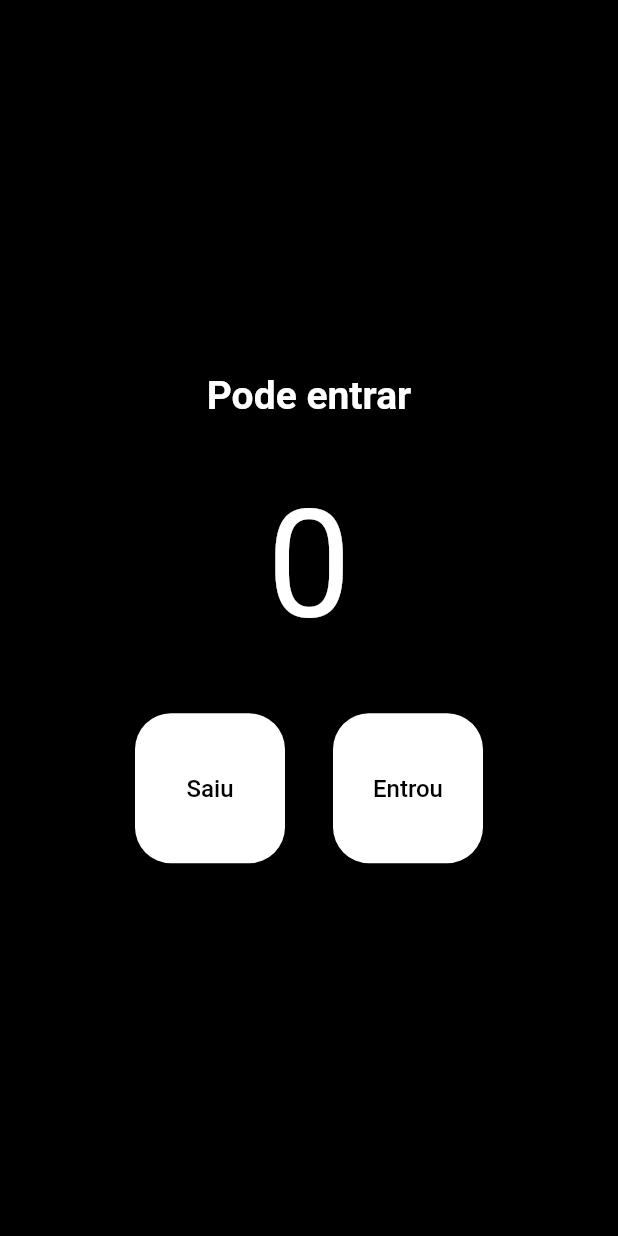
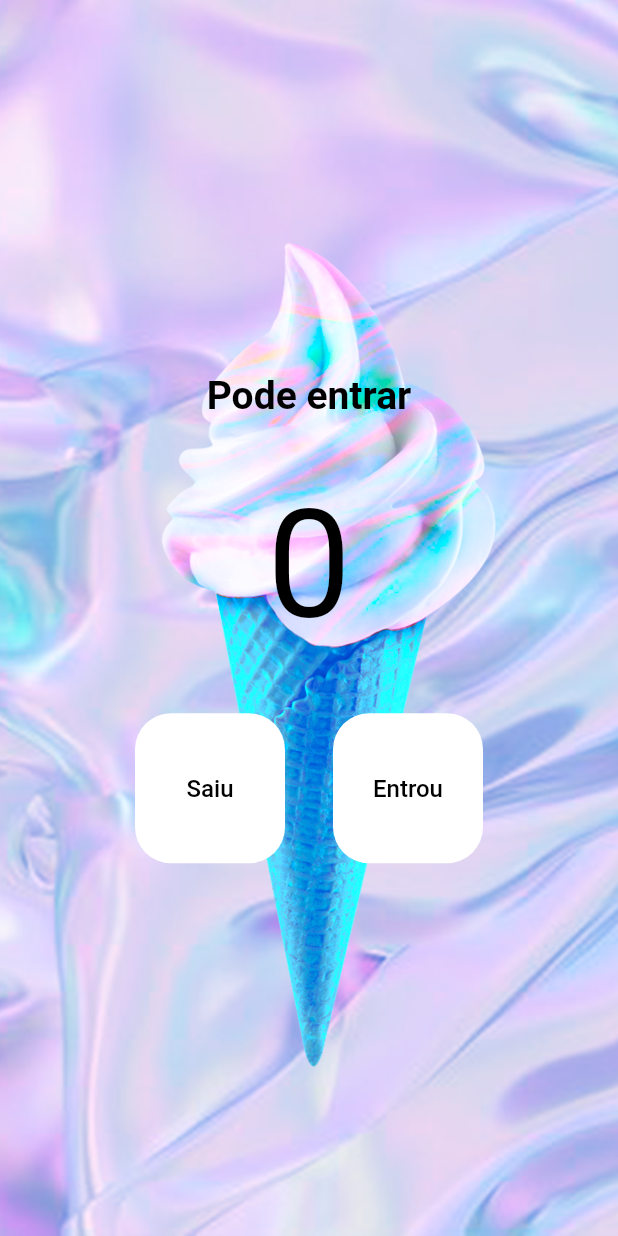
Before and after one commit to leandro-senno/cont_people, a Flutter app: the screen it shows after launch, on a phone screen of 412 x 824 dp. Run offline on Flutter 3.47's test engine with Material 2 defaults, Android fonts, the phone set to English and light mode, and no system bars.

Commit message:
Construção de background

```diff
--- a/lib/screens/home_screen.dart
+++ b/lib/screens/home_screen.dart
@@ -15,14 +15,21 @@ class HomeScreen extends StatelessWidget {
   Widget build(BuildContext context) {
     return Scaffold(
       backgroundColor: Colors.black,
-      body: Column(
+      body: Container(
+        decoration: const BoxDecoration(
+          image: DecorationImage(
+            image: AssetImage("assets/image/sorvete.png"),
+            fit: BoxFit.cover,
+          )
+        ),
+        child: Column(
           mainAxisAlignment: MainAxisAlignment.center,
           children: [
             const Text(
               "Pode entrar",
               style: TextStyle(
                 fontSize: 26,
-              color: Colors.white,
+                color: Colors.black,
                 fontWeight: FontWeight.w700,
               ),
             ),
@@ -32,7 +39,7 @@ class HomeScreen extends StatelessWidget {
                 "0",
                 style: TextStyle(
                   fontSize: 100,
-                color: Colors.white,
+                  color: Colors.black,
                 ),
               ),
             ),
@@ -80,6 +87,7 @@ class HomeScreen extends StatelessWidget {
             ),
           ],
         ),
+      ),
     );
   }
 }
--- a/pubspec.yaml
+++ b/pubspec.yaml
@@ -58,8 +58,8 @@ flutter:
   uses-material-design: true
 
   # To add assets to your application, add an assets section, like this:
-  # assets:
-  #   - images/a_dot_burr.jpeg
+  assets:
+    - assets/image/
   #   - images/a_dot_ham.jpeg
 
   # An image asset can refer to one or more resolution-specific "variants", see
```
Also changed, not shown: assets/image/sorvete.png (added). Lines whose indentation alone changed are shown as unchanged.
